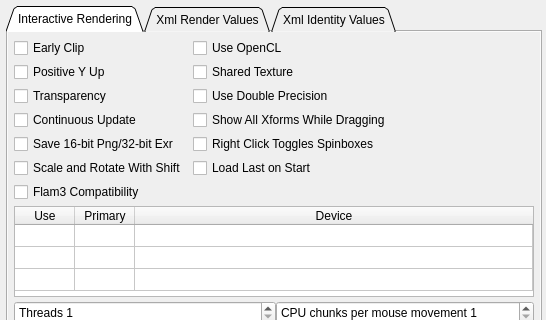
typpos/fractorium, file Source/Fractorium/OptionsDialog.ui: the form before one commit; both pictures show x 0 to 546 and y 0 to 320 of the 546 by 512 pixel window.
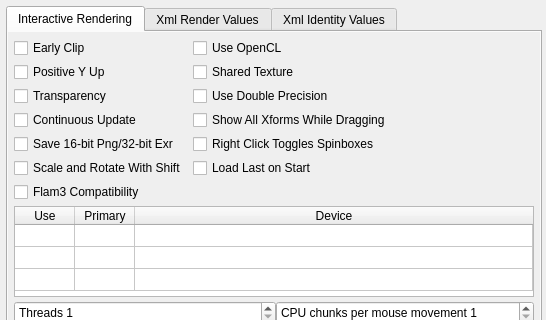
The form after the commit.

Commit message: --User changes  -Add new preset dimensions to the right click menu of the width and height fields in the editor. -Change QSS stylesheets to properly handle tabs. -Make tabs rectangular by default. For some reason, they had always been triangular.

```diff
--- a/Source/Fractorium/OptionsDialog.ui
+++ b/Source/Fractorium/OptionsDialog.ui
@@ -61,9 +61,6 @@
      <property name="autoFillBackground">
       <bool>true</bool>
      </property>
-     <property name="tabShape">
-      <enum>QTabWidget::Triangular</enum>
-     </property>
      <property name="currentIndex">
       <number>0</number>
      </property>
```
The commit also changes 305 other files.
